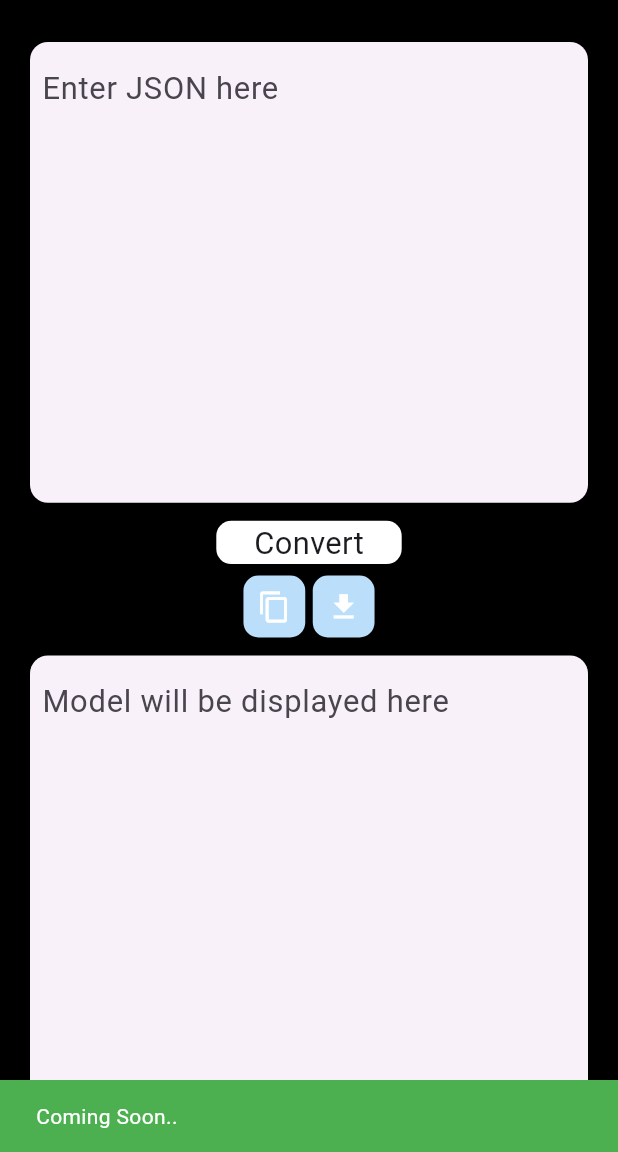
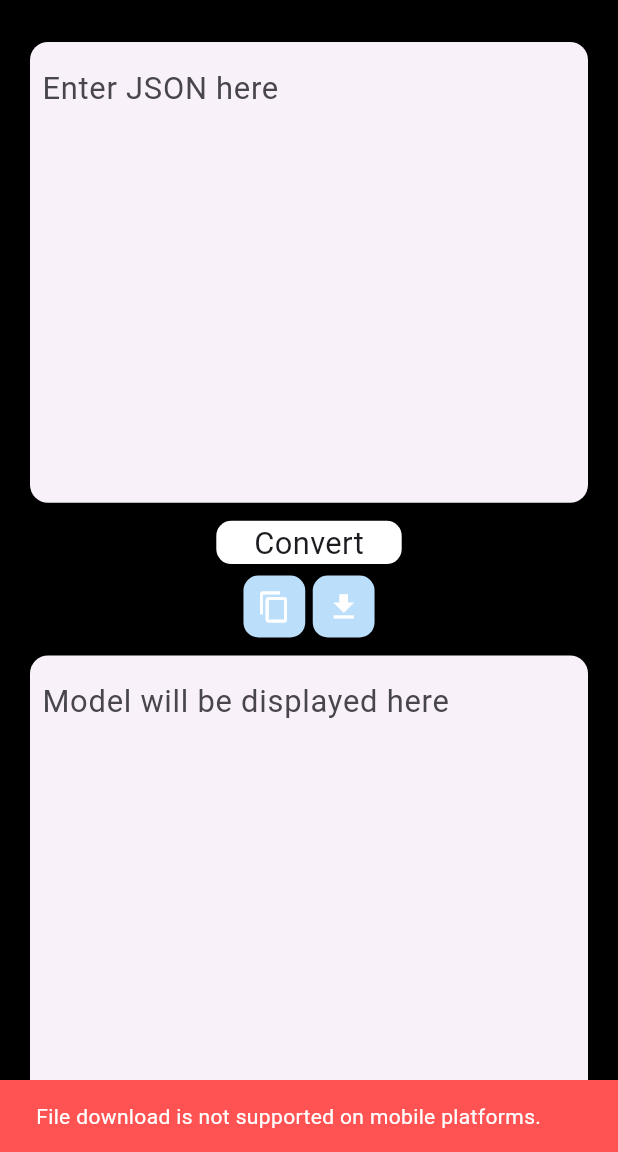
Before and after one commit to coderwhity/JSON-to-Flutter-Model, a Flutter app: the screen it shows after launch, after a tap on the "download" icon, on a phone screen of 412 x 824 dp, the part 84-1236 px from its top. Run offline on Flutter 3.47's test engine with Material 3 defaults, Android fonts, the phone set to English and light mode, and no system bars; missing offline and left inert: dart:html.

Commit message:
FIXED ISSUE - LIST IS NOT ACCEPTABLE AND CONVERTIGN, DONWLOAD FILE WORKING FOR WEB

```diff
--- /dev/null
+++ b/lib/helpers/download_helpers.dart
@@ -0,0 +1,22 @@
+import 'dart:convert';
+import 'package:flutter/foundation.dart';
+import 'package:flutter/material.dart';
+import 'package:json2model/helpers/convertHelpers.dart';
+import 'dart:io' as io;
+
+void downloadModelFile(String modelCode, BuildContext context) async {
+  if (io.Platform.isAndroid || io.Platform.isIOS) {
+    // Mobile platform
+    // Mobile platforms do not support file downloads directly, so you will need to use plugins like `flutter_downloader` or `path_provider`
+    ConvertHelpers().showSnackBar(
+        "File download is not supported on mobile platforms.", context, 2);
+  } else {
+    // Desktop platforms (Windows, macOS, Linux)
+    // For desktop platforms, you can use `dart:io` to write files
+    // final file = io.File('path/to/your/directory/json2model.dart');
+    // await file.writeAsString(modelCode);
+
+    // ConvertHelpers().showSnackBar("Model file downloaded to ${file.path}", context, 1);
+  }
+  ConvertHelpers().showSnackBar("Coming Soon..", context, 1);
+}
--- a/lib/homepage.dart
+++ b/lib/homepage.dart
@@ -1,8 +1,9 @@
 import 'dart:convert';
-
 import 'package:flutter/material.dart';
 import 'package:flutter/services.dart';
 import 'package:json2model/helpers/convertHelpers.dart';
+import 'helpers/download_helpers.dart'
+    if (dart.library.html) 'helpers/web_download_helpers.dart' as my_worker;
 
 class HomePage extends StatefulWidget {
   const HomePage({super.key});
@@ -20,9 +21,40 @@ class _HomePageState extends State<HomePage> {
     await Clipboard.setData(ClipboardData(text: _modelTextController.text));
     ConvertHelpers().showSnackBar("Model Copied.", context, 1);
   }
-  void downloadModelFile(){
-    ConvertHelpers().showSnackBar("Coming Soon..", context, 1);
+
+  void downloadModelFile() async {
+    my_worker.downloadModelFile(_modelTextController.text, context);
+    // String modelCode = _modelTextController.text;
+    // if (kIsWeb) {
+    //   print("DOWNLOADING FOR WEB");
+    //   // Web platform
+    //   final bytes = utf8.encode(modelCode);
+    //   final blob = html.Blob([Uint8List.fromList(bytes)]);
+    //   final url = html.Url.createObjectUrlFromBlob(blob);
+
+    //   final anchor = html.AnchorElement(href: url)
+    //     ..setAttribute('download', 'json2model.dart')
+    //     ..click();
+
+    //   html.Url.revokeObjectUrl(url);
+
+    //   ConvertHelpers().showSnackBar("Model file downloaded", context, 1);
+    // } else if (io.Platform.isAndroid || io.Platform.isIOS) {
+    //   // Mobile platform
+    //   // Mobile platforms do not support file downloads directly, so you will need to use plugins like `flutter_downloader` or `path_provider`
+    //   ConvertHelpers().showSnackBar(
+    //       "File download is not supported on mobile platforms.", context, 2);
+    // } else {
+    //   // Desktop platforms (Windows, macOS, Linux)
+    //   // For desktop platforms, you can use `dart:io` to write files
+    //   // final file = io.File('path/to/your/directory/json2model.dart');
+    //   // await file.writeAsString(modelCode);
+
+    //   // ConvertHelpers().showSnackBar("Model file downloaded to ${file.path}", context, 1);
+    // }
+    // ConvertHelpers().showSnackBar("Coming Soon..", context, 1);
   }
+
   void convertData() async {
     print("CONVERT BIG");
     if (_isConverting) {
@@ -45,12 +77,16 @@ class _HomePageState extends State<HomePage> {
         return;
       }
       print("TILL HERE");
-      Map<String, dynamic> jsonData =
-          jsonDecode(_jsonTextController.text.trim());
+      dynamic jsonData = jsonDecode(_jsonTextController.text.trim());
       print("JSON DATA");
-
-      String dataAfterConverting =
-          await ConvertHelpers().generateModelClasses("ModelName", jsonData);
+      String dataAfterConverting = "";
+      if (jsonData is Map) {
+        dataAfterConverting = await ConvertHelpers().generateModelClasses(
+            "ModelName", jsonData as Map<String, dynamic>);
+      } else if (jsonData is List<dynamic>) {
+        dataAfterConverting = await ConvertHelpers()
+            .generateModelClassesInputIsList("ModelName", jsonData);
+      }
       print(dataAfterConverting);
       _modelTextController.text = dataAfterConverting;
     } else {
@@ -220,7 +256,7 @@ class _HomePageState extends State<HomePage> {
                                     decoration: InputDecoration(
                                       hintStyle:
                                           TextStyle(fontSize: width * 0.02),
-                                      hintText: "Enter text here",
+                                      hintText: "Enter JSON here",
                                       border: InputBorder.none,
                                     ),
                                     maxLines: null,
@@ -269,7 +305,11 @@ class _HomePageState extends State<HomePage> {
                                         Wrap(
                                           spacing: 5,
                                           children: [
-                                            Container(
+                                            GestureDetector(
+                                              onTap: () {
+                                                copyModel();
+                                              },
+                                              child: Container(
                                                 decoration: BoxDecoration(
                                                   color: Colors.blue[100],
                                                   borderRadius:
@@ -283,7 +323,12 @@ class _HomePageState extends State<HomePage> {
                                                       size: width * 0.015),
                                                 ),
                                               ),
-                                            Container(
+                                            ),
+                                            GestureDetector(
+                                              onTap: () {
+                                                downloadModelFile();
+                                              },
+                                              child: Container(
                                                 decoration: BoxDecoration(
                                                   color: Colors.blue[100],
                                                   borderRadius:
@@ -294,6 +339,7 @@ class _HomePageState extends State<HomePage> {
                                                 child: Icon(Icons.download,
                                                     color: Colors.white,
                                                     size: width * 0.015),
+                                              ),
                                             ),
                                           ],
                                         ),
@@ -319,7 +365,7 @@ class _HomePageState extends State<HomePage> {
                                     decoration: InputDecoration(
                                       hintStyle:
                                           TextStyle(fontSize: width * 0.02),
-                                      hintText: "Enter additional text here",
+                                      hintText: "Model will be displayed here",
                                       border: InputBorder.none,
                                     ),
                                     maxLines: null,
--- a/lib/main.dart
+++ b/lib/main.dart
@@ -12,7 +12,7 @@ class MyApp extends StatelessWidget {
   @override
   Widget build(BuildContext context) {
     return MaterialApp(
-      title: 'Flutter Demo',
+      title: 'Json2Model',
       theme: ThemeData(
         colorScheme: ColorScheme.fromSeed(seedColor: Colors.deepPurple),
         useMaterial3: true,
--- a/pubspec.yaml
+++ b/pubspec.yaml
@@ -35,7 +35,9 @@ dependencies:
   # The following adds the Cupertino Icons font to your application.
   # Use with the CupertinoIcons class for iOS style icons.
   cupertino_icons: ^1.0.6
-
+  html: ^0.15.4
+  path_provider: ^2.1.4
+  flutter_downloader: ^1.11.8
 dev_dependencies:
   flutter_test:
     sdk: flutter
```
Also changed, not shown: lib/helpers/convertHelpers.dart (+69 -135 lines), lib/helpers/web_download_helpers.dart (added, +37 -0 lines), pubspec.lock, 2 other files. Lines whose indentation alone changed are shown as unchanged.
